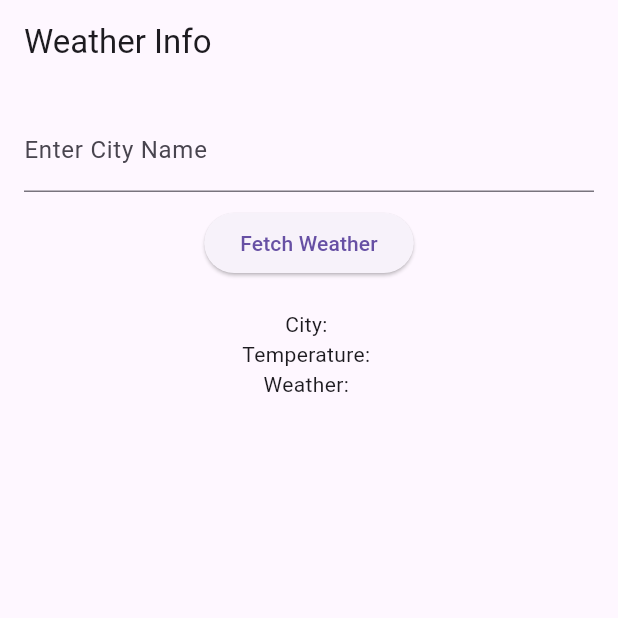
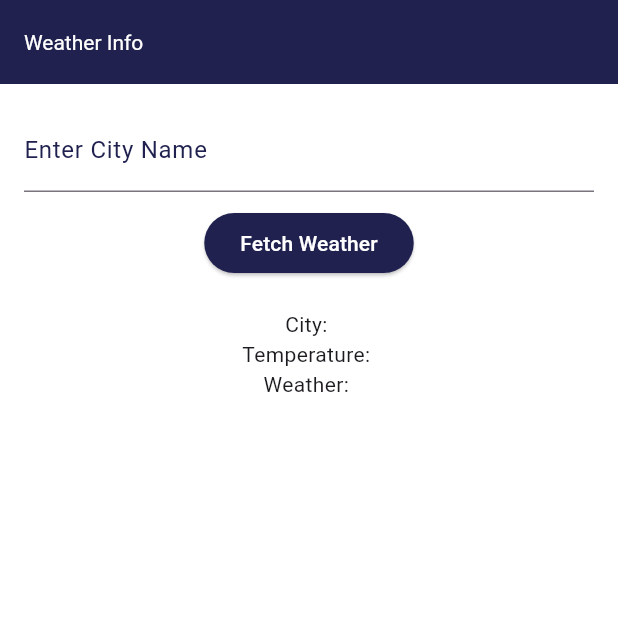
Before and after one commit to anguyen221/weather_app, a Flutter app: the screen it shows after launch, on a phone screen of 412 x 824 dp, the top half of it. Run offline on Flutter 3.47's test engine with Material 3 defaults, Android fonts, the phone set to English and light mode, and no system bars.

```diff
--- a/lib/main.dart
+++ b/lib/main.dart
@@ -6,9 +6,28 @@ void main() {
 
 class MyApp extends StatelessWidget {
   const MyApp({super.key});
+
   @override
   Widget build(BuildContext context) {
     return MaterialApp(
+      theme: ThemeData(
+        primaryColor: Color(0xFF20214F),
+        hintColor: Colors.white,
+        scaffoldBackgroundColor: Colors.white,
+        textTheme: TextTheme(
+          bodyLarge: TextStyle(color: Color(0xFF20214F)),
+        ),
+        appBarTheme: AppBarTheme(
+          backgroundColor: Color(0xFF20214F),
+          titleTextStyle: TextStyle(color: Colors.white),
+        ),
+        inputDecorationTheme: InputDecorationTheme(
+          focusedBorder: OutlineInputBorder(
+            borderSide: BorderSide(color: Color(0xFF20214F)),
+          ),
+          labelStyle: TextStyle(color: Color(0xFF20214F)),
+        ),
+      ),
       home: WeatherScreen(),
     );
   }
@@ -16,6 +35,7 @@ class MyApp extends StatelessWidget {
 
 class WeatherScreen extends StatefulWidget {
   const WeatherScreen({super.key});
+
   @override
   WeatherScreenState createState() => WeatherScreenState();
 }
@@ -48,6 +68,10 @@ void fetchWeather() {
             ),
             SizedBox(height: 10),
             ElevatedButton(
+              style: ButtonStyle(
+                backgroundColor: WidgetStateProperty.all(Color(0xFF20214F)),
+                foregroundColor: WidgetStateProperty.all(Colors.white),
+              ),
               onPressed: fetchWeather,
               child: Text('Fetch Weather'),
             ),
```
Lines whose indentation alone changed are shown as unchanged.
